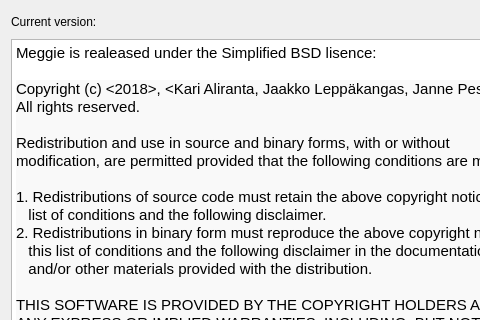
Before: the Qt Designer form designer_ui_files/mainwindow/aboutDialogUi.ui in cibr-jyu/meggie, drawn with Qt 5; both pictures show x 0 to 480 and y 0 to 320 of the 921 by 591 pixel window.
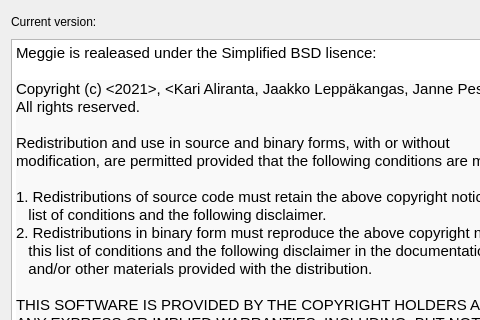
After: the same form once the commit is applied.

What changed in the file:
```diff
--- a/designer_ui_files/mainwindow/aboutDialogUi.ui
+++ b/designer_ui_files/mainwindow/aboutDialogUi.ui
@@ -83,7 +83,7 @@
 &lt;/style&gt;&lt;/head&gt;&lt;body style=&quot; font-family:'Sans Serif'; font-size:9pt; font-weight:400; font-style:normal;&quot;&gt;
 &lt;p style=&quot; margin-top:0px; margin-bottom:0px; margin-left:0px; margin-right:0px; -qt-block-indent:0; text-indent:0px;&quot;&gt;&lt;span style=&quot; font-family:'MS Shell Dlg 2'; font-size:11pt;&quot;&gt;Meggie is realeased under the Simplified BSD lisence:&lt;/span&gt;&lt;/p&gt;
 &lt;p style=&quot;-qt-paragraph-type:empty; margin-top:0px; margin-bottom:0px; margin-left:0px; margin-right:0px; -qt-block-indent:0; text-indent:0px; font-family:'MS Shell Dlg 2'; font-size:11pt;&quot;&gt;&lt;br /&gt;&lt;/p&gt;
-&lt;p style=&quot; margin-top:0px; margin-bottom:0px; margin-left:0px; margin-right:0px; -qt-block-indent:0; text-indent:0px;&quot;&gt;&lt;span style=&quot; font-family:'monospace,Courier'; font-size:11pt; color:#000000; background-color:#f9f9f9;&quot;&gt;Copyright (c) &amp;lt;2018&amp;gt;, &amp;lt;Kari Aliranta, Jaakko Leppäkangas, Janne Pesonen, Atte Rautio and CIBR&amp;gt;&lt;/span&gt;&lt;/p&gt;
+&lt;p style=&quot; margin-top:0px; margin-bottom:0px; margin-left:0px; margin-right:0px; -qt-block-indent:0; text-indent:0px;&quot;&gt;&lt;span style=&quot; font-family:'monospace,Courier'; font-size:11pt; color:#000000; background-color:#f9f9f9;&quot;&gt;Copyright (c) &amp;lt;2021&amp;gt;, &amp;lt;Kari Aliranta, Jaakko Leppäkangas, Janne Pesonen, Atte Rautio and CIBR&amp;gt;&lt;/span&gt;&lt;/p&gt;
 &lt;p style=&quot; margin-top:0px; margin-bottom:0px; margin-left:0px; margin-right:0px; -qt-block-indent:0; text-indent:0px; background-color:#f9f9f9;&quot;&gt;&lt;span style=&quot; font-family:'monospace,Courier'; font-size:11pt; color:#000000; background-color:#f9f9f9;&quot;&gt;All rights reserved.&lt;/span&gt;&lt;/p&gt;
 &lt;p style=&quot;-qt-paragraph-type:empty; margin-top:0px; margin-bottom:0px; margin-left:0px; margin-right:0px; -qt-block-indent:0; text-indent:0px; font-family:'monospace,Courier'; font-size:11pt; color:#000000; background-color:#f9f9f9;&quot;&gt;&lt;br /&gt;&lt;/p&gt;
 &lt;p style=&quot; margin-top:0px; margin-bottom:0px; margin-left:0px; margin-right:0px; -qt-block-indent:0; text-indent:0px; background-color:#f9f9f9;&quot;&gt;&lt;span style=&quot; font-family:'monospace,Courier'; font-size:11pt; color:#000000; background-color:#f9f9f9;&quot;&gt;Redistribution and use in source and binary forms, with or without&lt;/span&gt;&lt;/p&gt;
```
